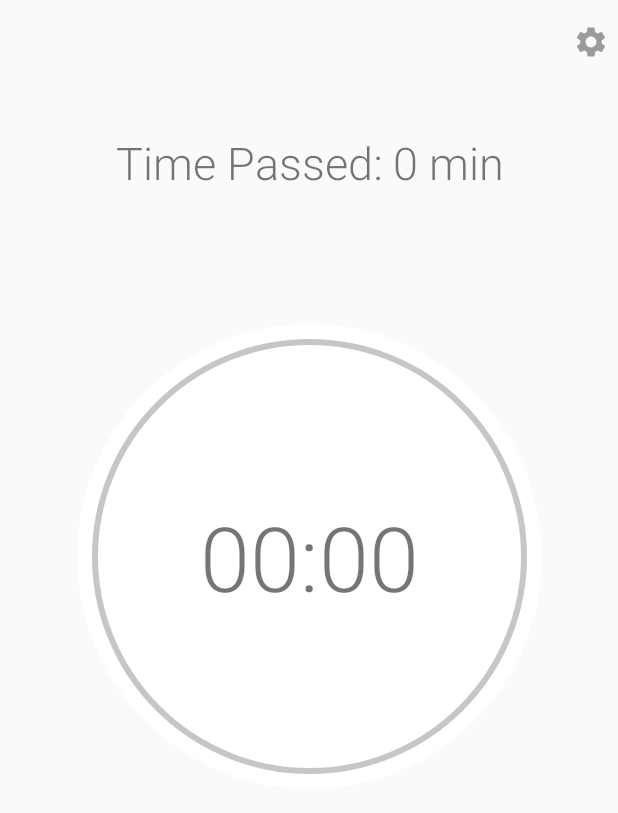
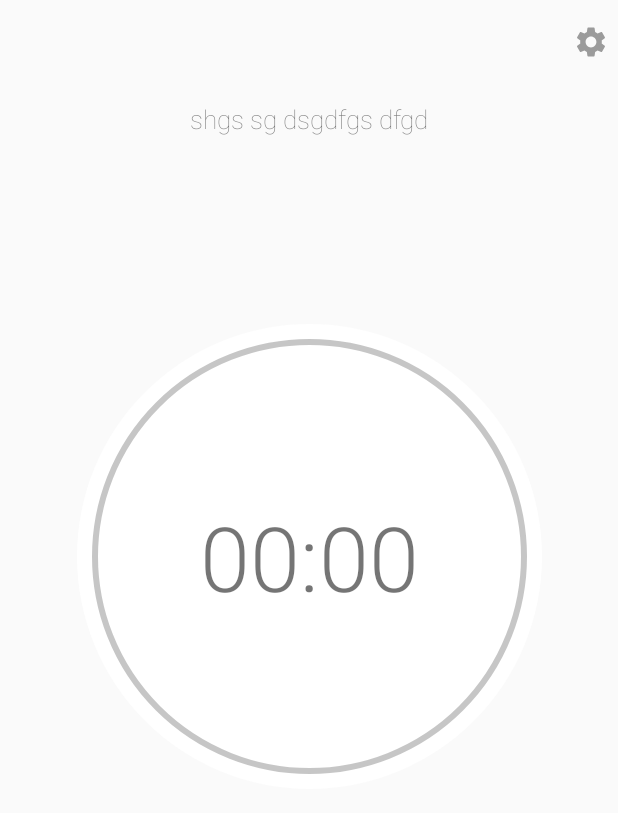
Before and after one commit to breair/KillerChair, an Android app: the screen it shows after launch (MainActivity), on a phone screen of 412 x 824 dp. Shown: the top 813 px of the screen. Run offline under Robolectric (Android 15) with nearby library versions, the light colour scheme and no system bars.

Commit message:
remove TimePassed,impelement Quotes

```diff
--- a/app/src/main/java/com/breair_sb/apps/killerchair/MainActivity.java
+++ b/app/src/main/java/com/breair_sb/apps/killerchair/MainActivity.java
@@ -20,20 +20,21 @@ import androidx.preference.PreferenceManager;
 import com.breair_sb.apps.killerchair.util.CircularProgressBar;
 import com.breair_sb.apps.killerchair.util.ThemeUtil;
 
+import java.util.Random;
+
 import static com.breair_sb.apps.killerchair.util.SimpleSittingTimerUtil.KC_TIMER_ACTION_Time_CHANGED;
-import static com.breair_sb.apps.killerchair.util.SimpleSittingTimerUtil.TIME_PASSED_KEY;
 import static com.breair_sb.apps.killerchair.util.SimpleSittingTimerUtil.formatTimeText;
 
 
 public class MainActivity extends AppCompatActivity {
+    public final int THEME_REQUEST_CODE = 1;
+    private CircularProgressBar circularProgressBar;
     private TextView timerTimeTextView;
-    private CircularProgressBar circularProgressBar;
-    private TextView timePassedTextView;
+    private TextView quoteTextView;
     private ImageButton stopActionButton;
     private ImageButton settingsActivityButton;
     private Context context;
     private KC_TimerUIReceiver kc_timerUIReceiver;
-    public final int THEME_REQUEST_CODE = 1;
 
     @Override
     protected void onCreate(Bundle savedInstanceState) {
@@ -43,13 +44,14 @@ public class MainActivity extends AppCompatActivity {
 
         final ConstraintLayout timerLayout = findViewById(R.id.timer_Layout);
         timerTimeTextView = timerLayout.findViewById(R.id.timer_time);
-        timePassedTextView = timerLayout.findViewById(R.id.time_passed);
+        quoteTextView = findViewById(R.id.quote);
         circularProgressBar = timerLayout.findViewById(R.id.custom_progressBar);
         stopActionButton = findViewById(R.id.action_stoptimer);
         settingsActivityButton = findViewById(R.id.settings_activity_button);
         context = this;
 
         timerTimeTextView.setText(setDefTimeTextView());
+        quoteTextView.setText(pickRandomQuote());
         //open settings when clicked
         settingsActivityButton.setOnClickListener(new View.OnClickListener() {
             @Override
@@ -103,6 +105,7 @@ public class MainActivity extends AppCompatActivity {
         this.registerReceiver(kc_timerUIReceiver, intentFilter);
         //remove timer notification. TimerNotification id is 0
         NotificationManagerCompat.from(context).cancel(0);
+        quoteTextView.setText(pickRandomQuote());
     }
 
 
@@ -120,12 +123,17 @@ public class MainActivity extends AppCompatActivity {
         }
     }
 
-    String setDefTimeTextView() {
+    private String pickRandomQuote() {
+        String quotes[] = getResources().getStringArray(R.array.qoutes);
+        Random random = new Random();
+        return quotes[random.nextInt(quotes.length)];
+    }
+
+    private String setDefTimeTextView() {
         SharedPreferences sharedPrefs = PreferenceManager.getDefaultSharedPreferences(context);
 
         int time = sharedPrefs.getInt("SittingInterval", 0);
-        String timeText = formatTimeText(time * 60000, 100);
-        return timeText;
+        return formatTimeText(time * 60000, 100);
 
     }
 
@@ -139,34 +147,20 @@ public class MainActivity extends AppCompatActivity {
                     abortBroadcast();//cancel the broadcast before it reach Notification Broadcastreceiver
                     String currentTimeText = "00:00";
                     int progressInPercent = 0;
-                    boolean timePassedChanged = false;
-                    boolean colorChanged = false;
                     try {
                         currentTimeText = intent.getStringExtra("currentTimeleft");
                         progressInPercent = intent.getIntExtra("progressInPercent", 0);
-                        timePassedChanged = intent.getBooleanExtra("timePassedChanged", false);
-                        colorChanged = intent.getBooleanExtra("colorchanged", false);
 
                     } catch (Exception e) {
                         Log.e("intent", "onReceive-transferTimeProgress");
                     }
                     timerTimeTextView.setText(currentTimeText);
                     circularProgressBar.setProgress(progressInPercent);
-                    //if (colorChanged) {
                     circularProgressBar.setColor(progressInPercent);
-                    //}
-                    if (timePassedChanged) {
-                        timePassedTextView.setText((CharSequence) getTimePassedText());
-                    }
+
                 }
             }
         }
     }
 
-    private String getTimePassedText() {
-        SharedPreferences sharedPrefs = context.getSharedPreferences("time_passed", Context.MODE_PRIVATE);
-        Long timePassed = sharedPrefs.getLong(TIME_PASSED_KEY, 0);
-        String timePassedText = getString(R.string.time_passed) + timePassed.toString() + getString(R.string.mins);
-        return timePassedText;
-    }
 }
--- a/app/src/main/java/com/breair_sb/apps/killerchair/SittingTimerService.java
+++ b/app/src/main/java/com/breair_sb/apps/killerchair/SittingTimerService.java
@@ -69,6 +69,7 @@ public class SittingTimerService extends Service {
 
     }
 
+
     @Override
     public void onDestroy() {
         unregisterReceiver(timeNotificationReceiver);
--- a/app/src/main/res/layout/activity_main.xml
+++ b/app/src/main/res/layout/activity_main.xml
@@ -24,14 +24,16 @@
         app:layout_constraintVertical_bias="0.02" />
 
     <TextView
-        android:id="@+id/time_passed"
+        android:id="@+id/quote"
         android:layout_width="wrap_content"
         android:layout_height="wrap_content"
         android:gravity="center"
-        android:text="Time Passed: 0 min"
+        android:text="Quote"
         android:textAlignment="center"
-        android:textSize="30sp"
+        android:fontFamily="sans-serif-thin"
+        android:textSize="17sp"
         app:layout_constraintBottom_toTopOf="@+id/timer_Layout"
+        app:layout_constraintVertical_bias="0.35"
         app:layout_constraintEnd_toEndOf="parent"
         app:layout_constraintStart_toStartOf="parent"
         app:layout_constraintTop_toTopOf="parent" />
--- a/app/src/main/res/values/arrays.xml
+++ b/app/src/main/res/values/arrays.xml
@@ -1,18 +1,15 @@
 <resources>
-    <!-- Reply Preference -->
-    <string-array name="reply_entries">
-        <item>Reply</item>
-        <item>Reply to all</item>
+    <!-- Quotes -->
+    <string-array name="qoutes">
+        <item>q1</item>
+        <item>adfs adfasf sdfasff afaf</item>
+        <item>q3</item>
+        <item>q4</item>
+        <item>Put away your phone</item>
+        <item>Maintain a good posture</item>
+        <item>qewrc df wer df thre ee</item>
+        <item>shgs sg dsgdfgs dfgd</item>
+        <item>q9</item>
     </string-array>
-    <!-- Ringtones Preference -->
-    <string-array name="ringtones_entries">
-        <item>sound 1</item>
-        <item>sound 2</item>
-        <item>sound 3</item>
-    </string-array>
-    <integer-array name="ringtones_values">
-        <item>1</item>
-        <item>2</item>
-        <item>3</item>
-    </integer-array>
+
 </resources>
```
Also changed, not shown: app/src/main/java/com/breair_sb/apps/killerchair/util/SimpleSittingTimerUtil.java (+2 -34 lines).
